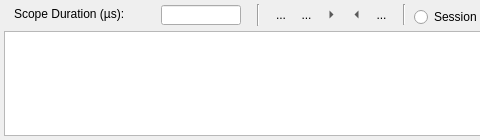
aregtech/areg-sdk-tools, file sources/lusan/view/log/ui/ScopeOutputViewer.ui: the form before one commit; both pictures show x 0 to 480 and y 0 to 140 of the 988 by 140 pixel window.
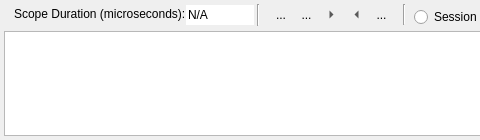
The form after the commit. Icons and pictures are not drawn.

Commit message: Implemented to display scope run duration.

Diff of the .ui file:
```diff
--- a/sources/lusan/view/log/ui/ScopeOutputViewer.ui
+++ b/sources/lusan/view/log/ui/ScopeOutputViewer.ui
@@ -58,9 +58,9 @@
      <widget class="QLineEdit" name="editDuration">
       <property name="geometry">
        <rect>
-        <x>157</x>
+        <x>182</x>
         <y>1</y>
-        <width>80</width>
+        <width>68</width>
         <height>20</height>
        </rect>
       </property>
@@ -72,19 +72,28 @@
       </property>
       <property name="minimumSize">
        <size>
-        <width>80</width>
+        <width>68</width>
         <height>20</height>
        </size>
       </property>
       <property name="maximumSize">
        <size>
-        <width>80</width>
+        <width>68</width>
         <height>20</height>
        </size>
       </property>
+      <property name="text">
+       <string>N/A</string>
+      </property>
       <property name="maxLength">
        <number>64</number>
       </property>
+      <property name="frame">
+       <bool>false</bool>
+      </property>
+      <property name="alignment">
+       <set>Qt::AlignmentFlag::AlignLeading|Qt::AlignmentFlag::AlignLeft|Qt::AlignmentFlag::AlignVCenter</set>
+      </property>
       <property name="dragEnabled">
        <bool>true</bool>
       </property>
@@ -110,7 +119,7 @@
        <rect>
         <x>10</x>
         <y>0</y>
-        <width>142</width>
+        <width>174</width>
         <height>20</height>
        </rect>
       </property>
@@ -122,18 +131,18 @@
       </property>
       <property name="minimumSize">
        <size>
-        <width>142</width>
+        <width>174</width>
         <height>20</height>
        </size>
       </property>
       <property name="maximumSize">
        <size>
-        <width>104</width>
+        <width>174</width>
         <height>20</height>
        </size>
       </property>
       <property name="text">
-       <string>Scope Duration (µs):</string>
+       <string>Scope Duration (microseconds):</string>
       </property>
      </widget>
      <widget class="QWidget" name="widget_2" native="true">
```
Left out of the diff: 2 changed lines with no effect on the pictures. The commit also changes 4 other files.
